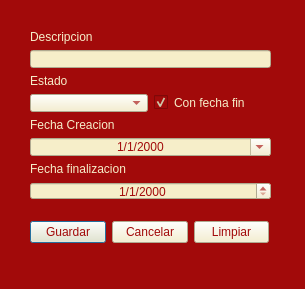
First picture: the form in gridpyside/vistas/tarea.ui, repository gst14/TodoPyside, before the edit.
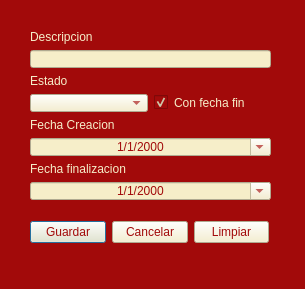
Second picture: the form after the edit.

```diff
--- a/gridpyside/vistas/tarea.ui
+++ b/gridpyside/vistas/tarea.ui
@@ -173,6 +173,9 @@
       <property name="displayFormat">
        <string>d/M/yyyy</string>
       </property>
+      <property name="calendarPopup">
+       <bool>true</bool>
+      </property>
      </widget>
     </item>
    </layout>
```
